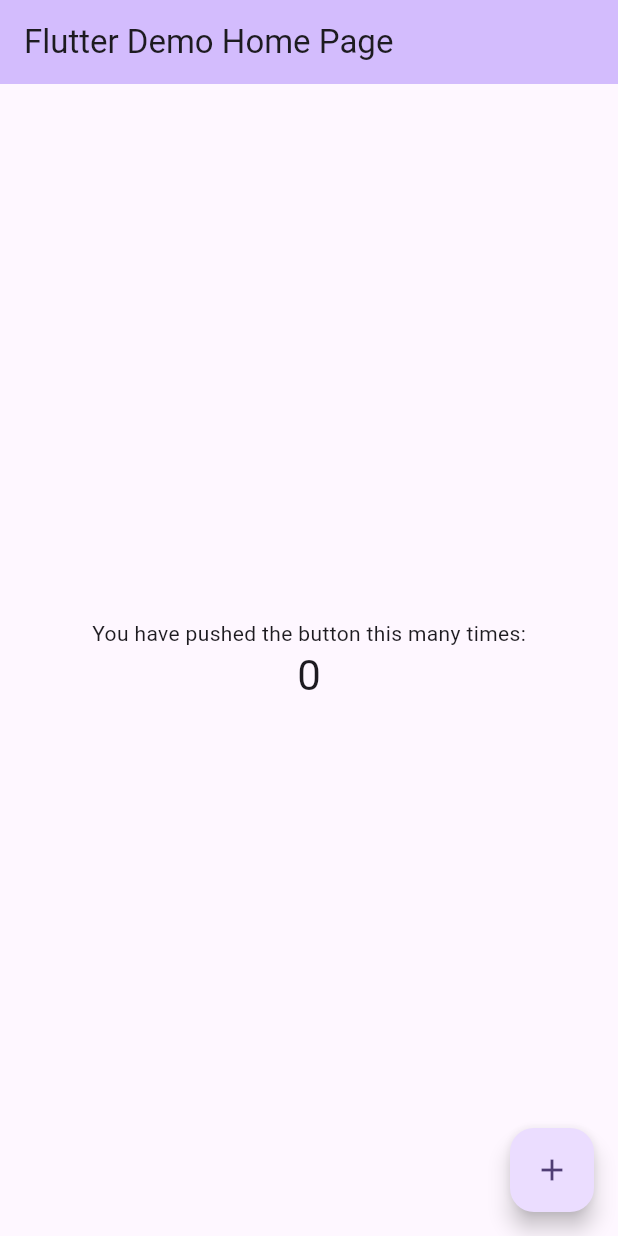
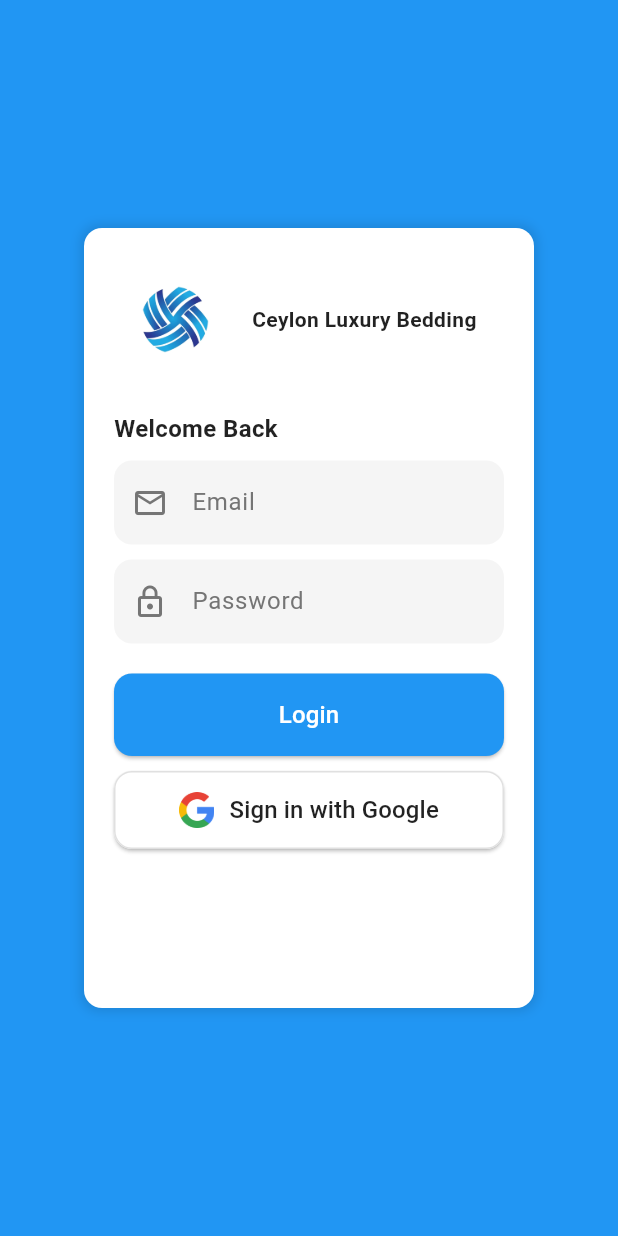
Before and after one commit to yohanmanohara/tourmate, a Flutter app: the screen it shows after launch, on a phone screen of 412 x 824 dp. Run offline on Flutter 3.47's test engine with Material 3 defaults, Android fonts, the phone set to English and light mode, and no system bars; our stand-ins replace firebase_auth, firebase_core, toastification; accounts and stored records are empty.

Commit message:
add files to this

```diff
--- a/lib/main.dart
+++ b/lib/main.dart
@@ -1,125 +1,28 @@
+import './screen/login.dart';
 import 'package:flutter/material.dart';
+import 'package:firebase_core/firebase_core.dart';
+import '../services/firebase_options.dart';
 
-void main() {
-  runApp(const MyApp());
+void main () async {
+  WidgetsFlutterBinding.ensureInitialized();
+await Firebase.initializeApp(
+  options: DefaultFirebaseOptions.currentPlatform,
+);
+runApp(const MyApp());
 }
 
 class MyApp extends StatelessWidget {
   const MyApp({super.key});
 
-  // This widget is the root of your application.
   @override
   Widget build(BuildContext context) {
     return MaterialApp(
-      title: 'Flutter Demo',
+      debugShowCheckedModeBanner: false, // Removes the debug banner
+      title: 'Flutter App',
       theme: ThemeData(
-        // This is the theme of your application.
-        //
-        // TRY THIS: Try running your application with "flutter run". You'll see
-        // the application has a purple toolbar. Then, without quitting the app,
-        // try changing the seedColor in the colorScheme below to Colors.green
-        // and then invoke "hot reload" (save your changes or press the "hot
-        // reload" button in a Flutter-supported IDE, or press "r" if you used
-        // the command line to start the app).
-        //
-        // Notice that the counter didn't reset back to zero; the application
-        // state is not lost during the reload. To reset the state, use hot
-        // restart instead.
-        //
-        // This works for code too, not just values: Most code changes can be
-        // tested with just a hot reload.
-        colorScheme: ColorScheme.fromSeed(seedColor: Colors.deepPurple),
-        useMaterial3: true,
+        primarySwatch: Colors.blue,
       ),
-      home: const MyHomePage(title: 'Flutter Demo Home Page'),
+      home:  Login(), // Load the screen here
     );
   }
 }
-
-class MyHomePage extends StatefulWidget {
-  const MyHomePage({super.key, required this.title});
-
-  // This widget is the home page of your application. It is stateful, meaning
-  // that it has a State object (defined below) that contains fields that affect
-  // how it looks.
-
-  // This class is the configuration for the state. It holds the values (in this
-  // case the title) provided by the parent (in this case the App widget) and
-  // used by the build method of the State. Fields in a Widget subclass are
-  // always marked "final".
-
-  final String title;
-
-  @override
-  State<MyHomePage> createState() => _MyHomePageState();
-}
-
-class _MyHomePageState extends State<MyHomePage> {
-  int _counter = 0;
-
-  void _incrementCounter() {
-    setState(() {
-      // This call to setState tells the Flutter framework that something has
-      // changed in this State, which causes it to rerun the build method below
-      // so that the display can reflect the updated values. If we changed
-      // _counter without calling setState(), then the build method would not be
-      // called again, and so nothing would appear to happen.
-      _counter++;
-    });
-  }
-
-  @override
-  Widget build(BuildContext context) {
-    // This method is rerun every time setState is called, for instance as done
-    // by the _incrementCounter method above.
-    //
-    // The Flutter framework has been optimized to make rerunning build methods
-    // fast, so that you can just rebuild anything that needs updating rather
-    // than having to individually change instances of widgets.
-    return Scaffold(
-      appBar: AppBar(
-        // TRY THIS: Try changing the color here to a specific color (to
-        // Colors.amber, perhaps?) and trigger a hot reload to see the AppBar
-        // change color while the other colors stay the same.
-        backgroundColor: Theme.of(context).colorScheme.inversePrimary,
-        // Here we take the value from the MyHomePage object that was created by
-        // the App.build method, and use it to set our appbar title.
-        title: Text(widget.title),
-      ),
-      body: Center(
-        // Center is a layout widget. It takes a single child and positions it
-        // in the middle of the parent.
-        child: Column(
-          // Column is also a layout widget. It takes a list of children and
-          // arranges them vertically. By default, it sizes itself to fit its
-          // children horizontally, and tries to be as tall as its parent.
-          //
-          // Column has various properties to control how it sizes itself and
-          // how it positions its children. Here we use mainAxisAlignment to
-          // center the children vertically; the main axis here is the vertical
-          // axis because Columns are vertical (the cross axis would be
-          // horizontal).
-          //
-          // TRY THIS: Invoke "debug painting" (choose the "Toggle Debug Paint"
-          // action in the IDE, or press "p" in the console), to see the
-          // wireframe for each widget.
-          mainAxisAlignment: MainAxisAlignment.center,
-          children: <Widget>[
-            const Text(
-              'You have pushed the button this many times:',
-            ),
-            Text(
-              '$_counter',
-              style: Theme.of(context).textTheme.headlineMedium,
-            ),
-          ],
-        ),
-      ),
-      floatingActionButton: FloatingActionButton(
-        onPressed: _incrementCounter,
-        tooltip: 'Increment',
-        child: const Icon(Icons.add),
-      ), // This trailing comma makes auto-formatting nicer for build methods.
-    );
-  }
-}
--- /dev/null
+++ b/lib/screen/login.dart
@@ -0,0 +1,156 @@
+import 'package:flutter/material.dart';
+import '../services/auth_services.dart';
+class Login extends StatelessWidget {
+  final TextEditingController _emailController = TextEditingController();
+  final TextEditingController _passwordController = TextEditingController();
+
+  Login({super.key});
+
+  @override
+  Widget build(BuildContext context) {
+
+    bool isMobile = MediaQuery.of(context).size.width < 600;
+
+    return Scaffold(
+      backgroundColor:Colors.blue, // Mobile white, Desktop blue
+      body: Center(
+        child: Container(
+          width: isMobile ? 300:400,
+          height: 520,
+          padding: const EdgeInsets.all(20),
+          decoration: BoxDecoration(
+            color: Colors.white,
+            borderRadius: BorderRadius.circular(12),
+            boxShadow: [
+              BoxShadow(
+                color: Colors.black12,
+                blurRadius: 6,
+                spreadRadius: 2,
+              ),
+            ],
+          ),
+          child: Column(
+            crossAxisAlignment: CrossAxisAlignment.start,
+            children: [
+
+              Row(
+                children: [
+                  Image.asset('assets/company.png', height: 82),
+                  const SizedBox(width: 10),
+                  Text('Ceylon Luxury Bedding', style: TextStyle(fontSize: 14, fontWeight: FontWeight.bold, color: Colors.black87)),
+                ],
+              ),
+              // Image.asset('assets/company.png', height: 82),
+              // const SizedBox(width: 10),
+              // Text('Ceylon Luxury Bedding', style: TextStyle(fontSize: 20, fontWeight: FontWeight.bold, color: Colors.black87)),
+              const SizedBox(height: 20),
+              const Text(
+                'Welcome Back',
+                style: TextStyle(
+                  fontSize: 16,
+                  fontWeight: FontWeight.bold,
+                  color: Colors.black87,
+                ),
+              ),
+              const SizedBox(height: 10),
+              TextFormField(
+                controller: _emailController,
+                decoration: InputDecoration(
+                  hintText: 'Email',
+                  hintStyle: TextStyle(color: Colors.grey.shade600),
+                  filled: true,
+                  fillColor: Colors.grey.shade100,
+                  border: OutlineInputBorder(
+                    borderRadius: BorderRadius.circular(12),
+                    borderSide: BorderSide.none,
+                  ),
+                  focusedBorder: OutlineInputBorder(
+                    borderRadius: BorderRadius.circular(12),
+                    borderSide: BorderSide(color: Colors.blue, width: 2),
+                  ),
+                  prefixIcon: Icon(Icons.email_outlined, color: Colors.grey.shade600),
+                  contentPadding: const EdgeInsets.symmetric(vertical: 16, horizontal: 20),
+                ),
+              ),
+
+              const SizedBox(height: 10),
+              TextFormField(
+                obscureText: true,
+                controller: _passwordController,
+                decoration: InputDecoration(
+                  hintText: 'Password',
+                  hintStyle: TextStyle(color: Colors.grey.shade600),
+                  filled: true,
+                  fillColor: Colors.grey.shade100,
+                  border: OutlineInputBorder(
+                    borderRadius: BorderRadius.circular(12),
+                    borderSide: BorderSide.none,
+                  ),
+                  focusedBorder: OutlineInputBorder(
+                    borderRadius: BorderRadius.circular(12),
+                    borderSide: BorderSide(color: Colors.blue, width: 2),
+                  ),
+                  prefixIcon: Icon(Icons.lock_outline, color: Colors.grey.shade600),
+                  contentPadding: const EdgeInsets.symmetric(vertical: 16, horizontal: 20),
+                ),
+              ),
+              const SizedBox(height: 20),
+              SizedBox(
+                width: double.infinity,
+                child: ElevatedButton(
+                  style: ElevatedButton.styleFrom(
+                    backgroundColor: Colors.blue,
+                    padding: const EdgeInsets.symmetric(vertical: 16),
+                    shape: RoundedRectangleBorder(
+                      borderRadius: BorderRadius.circular(12),
+                    ),
+                  ),
+                  onPressed: () async {
+                    await AuthService().login(
+                      context: context,
+                      email: _emailController.text,
+                      password: _passwordController.text,
+                    );
+                  },
+                  child: const Text(
+                    'Login',
+                    style: TextStyle(fontSize: 16, color: Colors.white),
+                  ),
+                ),
+              ),
+              const SizedBox(height: 10),
+              SizedBox(
+                width: double.infinity,
+                child: ElevatedButton(
+                  style: ElevatedButton.styleFrom(
+                    backgroundColor: Colors.white,
+                    side: BorderSide(color: Colors.grey.shade300),
+                    padding: const EdgeInsets.symmetric(vertical: 14),
+                    shape: RoundedRectangleBorder(
+                      borderRadius: BorderRadius.circular(12),
+                    ),
+                  ),
+                  onPressed: () {
+                    // TODO: Implement Google Sign-In logic
+                  },
+                  child: Row(
+                    mainAxisSize: MainAxisSize.min,
+                    mainAxisAlignment: MainAxisAlignment.center,
+                    children: [
+                      Image.asset('assets/google.png', height: 24),
+                      const SizedBox(width: 10),
+                      const Text(
+                        'Sign in with Google',
+                        style: TextStyle(fontSize: 16, color: Colors.black87),
+                      ),
+                    ],
+                  ),
+                ),
+              ),
+            ],
+          ),
+        ),
+      ),
+    );
+  }
+}
```
Also changed, not shown: lib/services/auth_services.dart (added, +102 -0 lines), pubspec.yaml (+9 -4 lines), assets/company.png (added), assets/google.png (added), lib/services/firebase_options.dart (added), pubspec.lock, 3 other files.
